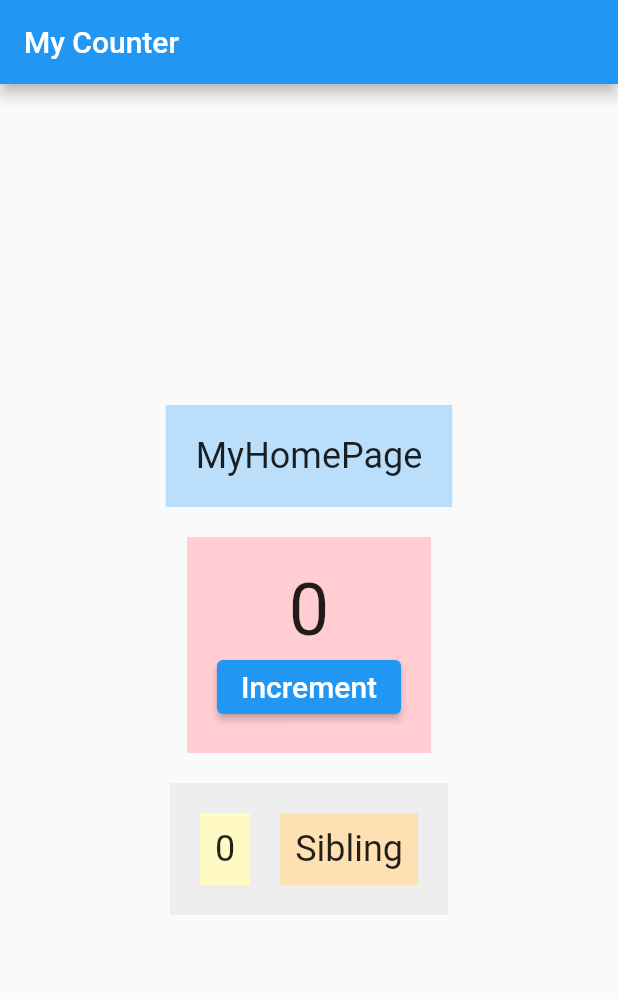
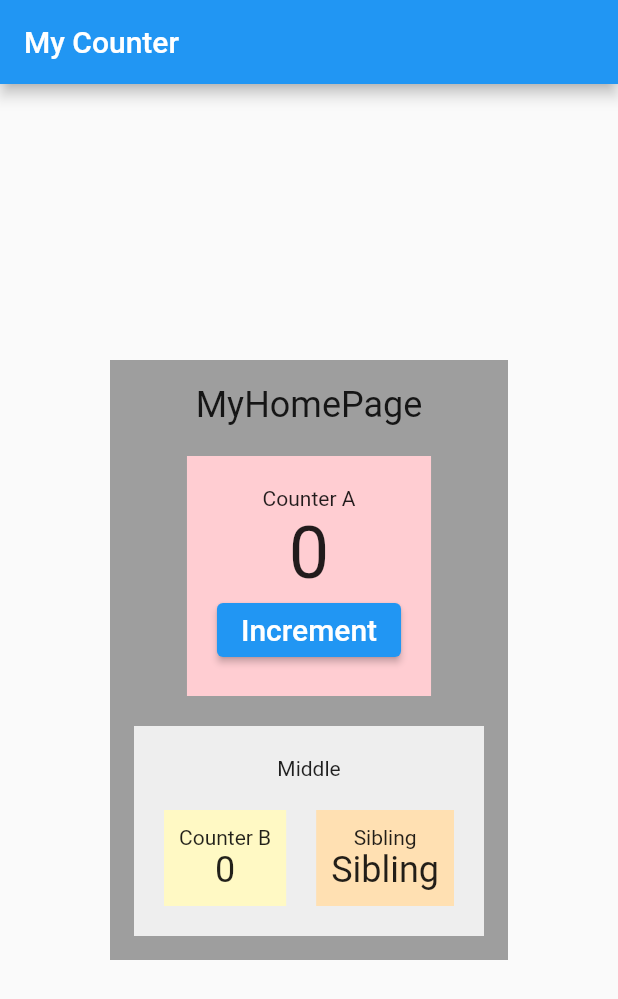
Before and after one commit to mike-bskim/provider_overview, a Flutter app: the screen it shows after launch, on a phone screen of 412 x 824 dp. Shown: the top 999 px of the screen. Run offline on Flutter 3.47's test engine with Material 2 defaults, Android fonts, the phone set to English and light mode, and no system bars.

Commit message:
setState_to_Provider

```diff
--- a/lib/main.dart
+++ b/lib/main.dart
@@ -6,6 +6,11 @@ void main() {
 }
 
 class Counter with ChangeNotifier {
+  String titleCounterA = 'Counter A';
+  String titleCounterB = 'Counter B';
+  String titleMiddle = 'Middle';
+  String titleSibling = 'Sibling';
+
   int counter = 0;
 
   void increment() {
@@ -43,7 +48,6 @@ class MyHomePage extends StatefulWidget {
 class _MyHomePageState extends State<MyHomePage> {
   @override
   Widget build(BuildContext context) {
-    debugPrint('===================================');
     debugPrint('MyHomePage >> build');
 
     return Scaffold(
@@ -53,22 +57,20 @@ class _MyHomePageState extends State<MyHomePage> {
       body: ChangeNotifierProvider<Counter>(
         create: (context) => Counter(),
         child: Center(
+          child: Container(
+            color: Colors.grey,
+            padding: const EdgeInsets.all(16.0),
             child: Column(
               mainAxisAlignment: MainAxisAlignment.center,
-            children: <Widget>[
-              Container(
-                color: Colors.blue[100],
-                padding: const EdgeInsets.all(20.0),
-                child: const Text(
-                  'MyHomePage',
-                  style: TextStyle(fontSize: 24.0),
+              mainAxisSize: MainAxisSize.min,
+              children: const <Widget>[
+                Text('MyHomePage', style: TextStyle(fontSize: 24.0)),
+                SizedBox(height: 20.0),
+                CounterA(),
+                SizedBox(height: 20.0),
+                Middle(),
+              ],
             ),
-              ),
-              const SizedBox(height: 20.0),
-              const CounterA(),
-              const SizedBox(height: 20.0),
-              const Middle(),
-            ],
           ),
         ),
       ),
@@ -83,6 +85,7 @@ class CounterA extends StatelessWidget {
 
   @override
   Widget build(BuildContext context) {
+    debugPrint('===================================');
     debugPrint('CounterA >> build');
 
     return Container(
@@ -90,12 +93,13 @@ class CounterA extends StatelessWidget {
       padding: const EdgeInsets.all(20.0),
       child: Column(
         children: [
+          Text(Provider.of<Counter>(context).titleCounterA),
           Text(
             '${Provider.of<Counter>(context).counter}',
             style: const TextStyle(fontSize: 48.0),
           ),
           ElevatedButton(
-            onPressed: Provider.of<Counter>(context).increment,
+            onPressed: Provider.of<Counter>(context, listen: false).increment,
             child: const Text(
               'Increment',
               style: TextStyle(fontSize: 20.0),
@@ -119,13 +123,20 @@ class Middle extends StatelessWidget {
     return Container(
       color: Colors.grey[200],
       padding: const EdgeInsets.all(20.0),
-      child: Row(
+      child: Column(
+        children: [
+          // Text(Provider.of<Counter>(context, listen: false).titleMiddle),
+          Text(context.read<Counter>().titleMiddle),
+          const SizedBox(height: 20),
+          Row(
             mainAxisAlignment: MainAxisAlignment.center,
             mainAxisSize: MainAxisSize.min,
             children: const [
               CounterB(),
               SizedBox(width: 20.0),
               Sibling(),
+            ],
+          ),
         ],
       ),
     );
@@ -144,10 +155,15 @@ class CounterB extends StatelessWidget {
     return Container(
       color: Colors.yellow[100],
       padding: const EdgeInsets.all(10.0),
-      child: Text(
+      child: Column(
+        children: [
+          Text(Provider.of<Counter>(context).titleCounterB),
+          Text(
             // '${Provider.of<Counter>(context).counter}',
             '${context.watch<Counter>().counter}',
             style: const TextStyle(fontSize: 24.0),
+          ),
+        ],
       ),
     );
   }
@@ -163,9 +179,16 @@ class Sibling extends StatelessWidget {
     return Container(
       color: Colors.orange[100],
       padding: const EdgeInsets.all(10.0),
-      child: const Text(
+      child: Column(
+        children: [
+          // Text(Provider.of<Counter>(context).titleSibling),
+          Text(Provider.of<Counter>(context, listen: false).titleSibling),
+          // Text(context.read<Counter>().titleSibling),
+          const Text(
             'Sibling',
             style: TextStyle(fontSize: 24.0),
+          ),
+        ],
       ),
     );
   }
```
Lines whose indentation alone changed are shown as unchanged.
